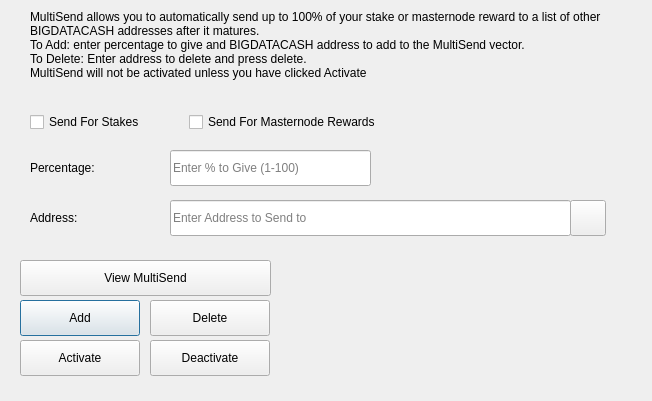
Above: src/qt/forms/multisenddialog.ui from MotoAcidic/bdcash-protocol before the change. Below: the same form after it.
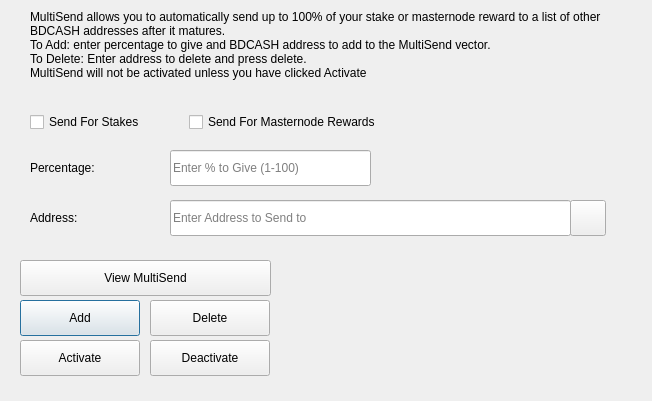
That is the form after the change. Icons and pictures are not drawn.

Patch:
```diff
--- a/src/qt/forms/multisenddialog.ui
+++ b/src/qt/forms/multisenddialog.ui
@@ -85,8 +85,8 @@
     <number>1</number>
    </property>
    <property name="text">
-    <string>MultiSend allows you to automatically send up to 100% of your stake or masternode reward to a list of other BIGDATACASH addresses after it matures.
-To Add: enter percentage to give and BIGDATACASH address to add to the MultiSend vector.
+    <string>MultiSend allows you to automatically send up to 100% of your stake or masternode reward to a list of other BDCASH addresses after it matures.
+To Add: enter percentage to give and BDCASH address to add to the MultiSend vector.
 To Delete: Enter address to delete and press delete.
 MultiSend will not be activated unless you have clicked Activate</string>
    </property>
```
